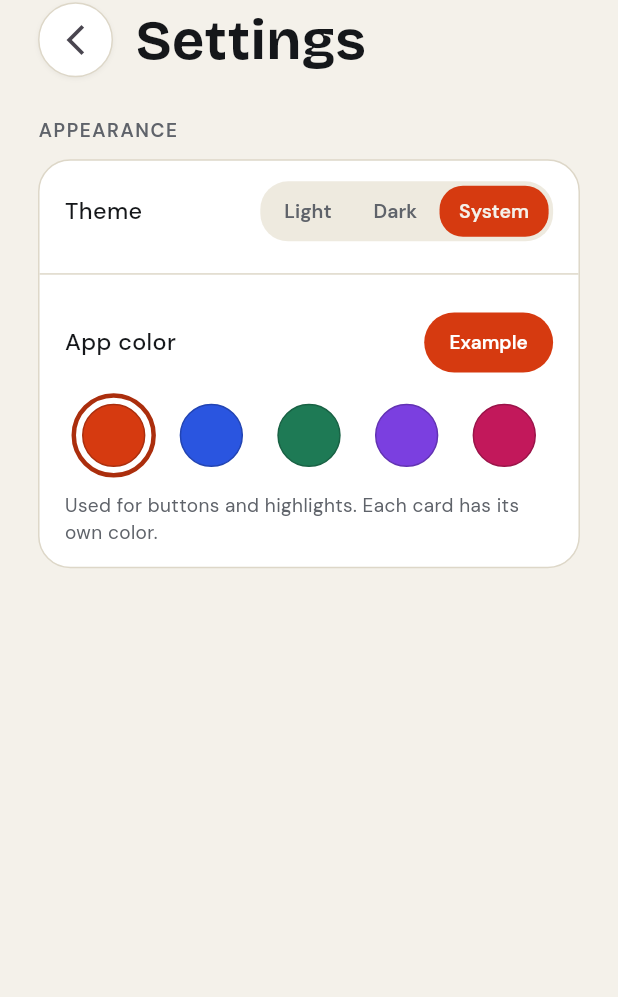
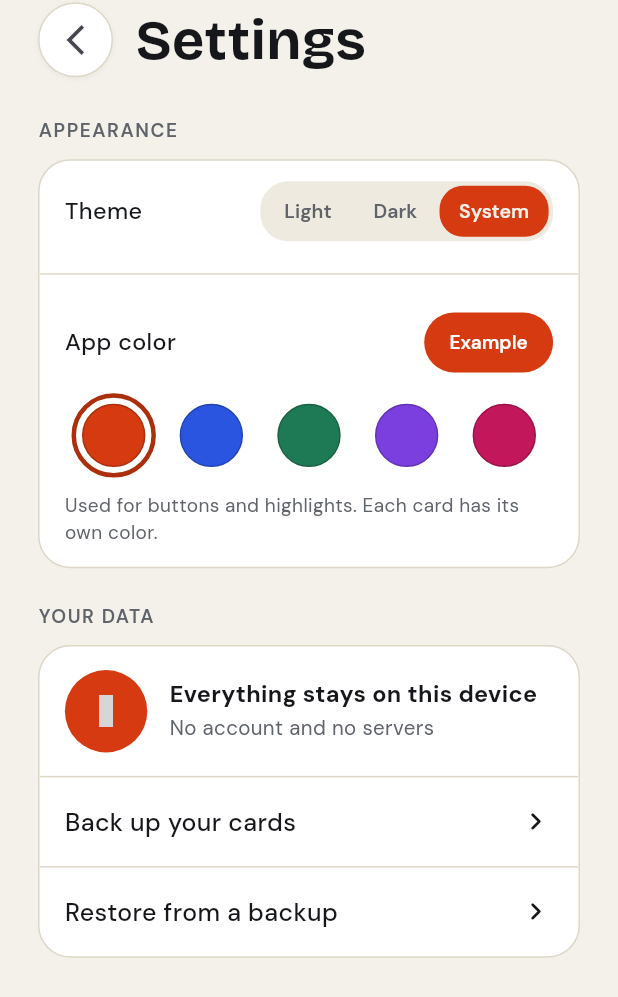
Before and after one commit to Ziad-Yaseen/business_card, a Flutter app: the SettingsView screen opened by its route, on a phone screen of 412 x 824 dp. Shown: the top 997 px of the screen. Run offline on Flutter 3.47's test engine with Material 3 defaults, Android fonts, the phone set to English and light mode, and no system bars; our stand-ins replace equatable, flutter_bloc, flutter_screenutil, gap, go_router, google_fonts and 7 more; missing offline and left inert: mobile_scanner; accounts and stored records are empty; grey boxes are pictures that could not be loaded.

Commit message:
backup and restore feature(change compile sdk to 37)

```diff
--- /dev/null
+++ b/lib/core/helpers/backup_service.dart
@@ -0,0 +1,100 @@
+import 'dart:convert';
+import 'dart:io';
+
+import 'package:business_card/core/repositories/card_repositories.dart';
+import 'package:business_card/data/models/card_model.dart';
+import 'package:business_card/data/models/saved_contact.dart';
+import 'package:permission_handler/permission_handler.dart';
+
+enum BackupStatus { ok, noPermission, notFound, invalid, failed }
+
+class BackupResult {
+  const BackupResult(this.status, [this.count = 0]);
+
+  final BackupStatus status;
+
+  final int count;
+}
+
+class BackupService {
+  BackupService(this._repository);
+
+  final CardsRepository _repository;
+
+  static const fileName = 'card_backup.json';
+  static final File _file = File('/storage/emulated/0/Download/$fileName');
+
+  Future<bool> _ensurePermission() async {
+    if (!Platform.isAndroid) return false;
+    var status = await Permission.manageExternalStorage.request();
+    if (status.isGranted) return true;
+    status = await Permission.storage.request();
+    return status.isGranted;
+  }
+
+  Future<BackupResult> backup() async {
+    if (!await _ensurePermission()) {
+      return const BackupResult(BackupStatus.noPermission);
+    }
+    try {
+      final items = await _repository.getAllForBackup();
+      final data = {
+        'app': 'card',
+        'version': 1,
+        'createdAt': DateTime.now().toIso8601String(),
+        'cards': [
+          for (final i in items)
+            {...i.card.toJson(), 'savedAt': i.savedAt.millisecondsSinceEpoch},
+        ],
+      };
+      if (await _file.exists()) await _file.delete();
+      await _file.writeAsString(jsonEncode(data), flush: true);
+      return BackupResult(BackupStatus.ok, items.length);
+    } catch (_) {
+      return const BackupResult(BackupStatus.failed);
+    }
+  }
+
+  Future<BackupResult> restore() async {
+    if (!await _ensurePermission()) {
+      return const BackupResult(BackupStatus.noPermission);
+    }
+    try {
+      if (!await _file.exists()) {
+        return const BackupResult(BackupStatus.notFound);
+      }
+
+      final raw = jsonDecode(await _file.readAsString());
+      if (raw is! Map || raw['app'] != 'card' || raw['cards'] is! List) {
+        return const BackupResult(BackupStatus.invalid);
+      }
+
+      final list = raw['cards'] as List;
+      final items = <SavedContact>[];
+      for (final e in list) {
+        try {
+          final map = Map<String, dynamic>.from(e as Map);
+          final card = CardModel.fromJson(map);
+          final millis =
+              map['savedAt'] as int? ?? DateTime.now().millisecondsSinceEpoch;
+          items.add(
+            SavedContact(
+              card: card,
+              savedAt: DateTime.fromMillisecondsSinceEpoch(millis),
+            ),
+          );
+        } catch (_) {}
+      }
+      if (items.isEmpty && list.isNotEmpty) {
+        return const BackupResult(BackupStatus.invalid);
+      }
+
+      await _repository.restoreAll(items);
+      return BackupResult(BackupStatus.ok, items.length);
+    } on FormatException {
+      return const BackupResult(BackupStatus.invalid);
+    } catch (_) {
+      return const BackupResult(BackupStatus.failed);
+    }
+  }
+}
--- a/lib/core/repositories/card_repositories.dart
+++ b/lib/core/repositories/card_repositories.dart
@@ -12,6 +12,8 @@ class CardsRepository {
   Future<List<CardModel>> getMyCards() => _dao.getAll(mine: true);
   Future<List<CardModel>> getContacts() => _dao.getAll(mine: false);
   Future<List<SavedContact>> getRecentContacts() => _dao.getRecentContacts();
+  Future<List<SavedContact>> getAllForBackup() => _dao.getAllWithDates();
+  Future<void> restoreAll(List<SavedContact> items) => _dao.restoreAll(items);
   Future<CardModel?> getById(String id) => _dao.getById(id);
 
   Future<void> save(CardModel card) => _dao.save(card);
--- a/lib/features/main_layout/cubit/cards_cubit.dart
+++ b/lib/features/main_layout/cubit/cards_cubit.dart
@@ -1,3 +1,4 @@
+import 'package:business_card/core/helpers/backup_service.dart';
 import 'package:business_card/core/helpers/card_dao.dart';
 import 'package:business_card/core/helpers/database_helper.dart';
 import 'package:business_card/core/repositories/card_repositories.dart';
@@ -10,6 +11,8 @@ class CardsCubit extends Cubit<CardsStates> {
   final CardsRepository repository = CardsRepository(
     CardsDao(DatabaseHelper.instance),
   );
+
+  late final BackupService _backup = BackupService(repository);
 
   int numberOfCards = 0;
 
@@ -48,4 +51,12 @@ class CardsCubit extends Cubit<CardsStates> {
       save(card.copyWith(id: CardsRepository.newId()));
 
   Future<CardModel?> byId(String id) => repository.getById(id);
+
+  Future<BackupResult> backup() => _backup.backup();
+
+  Future<BackupResult> restore() async {
+    final result = await _backup.restore();
+    if (result.status == BackupStatus.ok) await getCards();
+    return result;
+  }
 }
--- a/lib/features/settings/screens/settings_view.dart
+++ b/lib/features/settings/screens/settings_view.dart
@@ -1,5 +1,6 @@
 import 'package:business_card/features/settings/widgets/apperiance_widget.dart';
 import 'package:business_card/features/settings/widgets/settings_app_bar.dart';
+import 'package:business_card/features/settings/widgets/your_data_widget.dart';
 import 'package:flutter_screenutil/flutter_screenutil.dart';
 import 'package:gap/gap.dart';
 import 'package:material_ui/material_ui.dart';
@@ -21,7 +22,18 @@ class SettingsView extends StatelessWidget {
             children: [
               const SettingsAppBar(),
               Gap(26.h),
-              const ApperianceWidget(),
+              Expanded(
+                child: SingleChildScrollView(
+                  child: Column(
+                    children: [
+                      const ApperianceWidget(),
+                      Gap(24.h),
+                      const YourDataWidget(),
+                      Gap(24.h),
+                    ],
+                  ),
+                ),
+              ),
             ],
           ),
         ),
--- /dev/null
+++ b/lib/features/settings/widgets/your_data_widget.dart
@@ -0,0 +1,199 @@
+import 'package:business_card/core/components/../constants/app_colors.dart';
+import 'package:business_card/core/cubit/theme_cubit.dart';
+import 'package:business_card/core/cubit/theme_state.dart';
+import 'package:business_card/core/helpers/backup_service.dart';
+import 'package:business_card/core/helpers/theme_extension.dart';
+import 'package:business_card/features/main_layout/cubit/cards_cubit.dart';
+import 'package:business_card/features/settings/widgets/settings_item.dart';
+import 'package:flutter_bloc/flutter_bloc.dart';
+import 'package:flutter_screenutil/flutter_screenutil.dart';
+import 'package:gap/gap.dart';
+import 'package:google_fonts/google_fonts.dart';
+import 'package:iconsax/iconsax.dart';
+import 'package:material_ui/material_ui.dart';
+import 'package:permission_handler/permission_handler.dart';
+
+class YourDataWidget extends StatefulWidget {
+  const YourDataWidget({super.key});
+
+  @override
+  State<YourDataWidget> createState() => _YourDataWidgetState();
+}
+
+class _YourDataWidgetState extends State<YourDataWidget> {
+  bool _busy = false;
+
+  Future<void> _run(
+    Future<BackupResult> Function(CardsCubit) action,
+    bool isBackup,
+  ) async {
+    if (_busy) return;
+    final cubit = context.read<CardsCubit>();
+    final messenger = ScaffoldMessenger.of(context);
+    setState(() => _busy = true);
+
+    final result = await action(cubit);
+
+    if (mounted) setState(() => _busy = false);
+
+    String text;
+    SnackBarAction? snackAction;
+    switch (result.status) {
+      case BackupStatus.ok:
+        text = isBackup
+            ? 'Backup saved to Downloads (${result.count} cards)'
+            : 'Restored ${result.count} cards';
+      case BackupStatus.noPermission:
+        text = 'Allow access to all files to use backups';
+        snackAction = const SnackBarAction(
+          label: 'Settings',
+          onPressed: openAppSettings,
+        );
+      case BackupStatus.notFound:
+        text = 'No backup found in Downloads';
+      case BackupStatus.invalid:
+        text = 'The backup file is not valid';
+      case BackupStatus.failed:
+        text = isBackup ? 'Could not create the backup' : 'Could not restore';
+    }
+
+    messenger
+      ..hideCurrentSnackBar()
+      ..showSnackBar(SnackBar(content: Text(text), action: snackAction));
+  }
+
+  @override
+  Widget build(BuildContext context) {
+    return SettingsItem(
+      text: 'YOUR DATA',
+      child: ClipRRect(
+        borderRadius: BorderRadius.circular(21.r),
+        child: Column(
+          children: [
+            const _Header(),
+            Divider(height: 1, color: AppAccent.stroke(context)),
+            _ActionRow(
+              label: 'Back up your cards',
+              busy: _busy,
+              onTap: () => _run((c) => c.backup(), true),
+            ),
+            Divider(height: 1, color: AppAccent.stroke(context)),
+            _ActionRow(
+              label: 'Restore from a backup',
+              busy: _busy,
+              onTap: () => _run((c) => c.restore(), false),
+            ),
+          ],
+        ),
+      ),
+    );
+  }
+}
+
+class _Header extends StatelessWidget {
+  const _Header();
+
+  @override
+  Widget build(BuildContext context) {
+    return Padding(
+      padding: EdgeInsets.symmetric(horizontal: 16.w, vertical: 16.h),
+      child: Row(
+        children: [
+          BlocBuilder<ThemeCubit, ThemeState>(
+            builder: (context, state) {
+              final preset = AppAccent.presets[state.colorIndex];
+              return Container(
+                width: 52.w,
+                height: 52.w,
+                decoration: BoxDecoration(
+                  shape: BoxShape.circle,
+                  color: context.isDark ? preset.dark : preset.light,
+                ),
+                child: Icon(
+                  Iconsax.lock,
+                  size: 22.sp,
+                  color: AppAccent.primaryText3(context),
+                ),
+              );
+            },
+          ),
+          Gap(14.w),
+          Expanded(
+            child: Column(
+              crossAxisAlignment: CrossAxisAlignment.start,
+              children: [
+                Text(
+                  'Everything stays on this device',
+                  style: GoogleFonts.dmSans(
+                    fontSize: 16.sp,
+                    fontWeight: FontWeight.w700,
+                    color: AppAccent.primaryText(context),
+                  ),
+                ),
+                Gap(2.h),
+                Text(
+                  'No account and no servers',
+                  style: GoogleFonts.dmSans(
+                    fontSize: 14.sp,
+                    color: AppAccent.secoundaryText(context),
+                  ),
+                ),
+              ],
+            ),
+          ),
+        ],
+      ),
+    );
+  }
+}
+
+class _ActionRow extends StatelessWidget {
+  const _ActionRow({
+    required this.label,
+    required this.busy,
+    required this.onTap,
+  });
+
+  final String label;
+  final bool busy;
+  final VoidCallback onTap;
+
+  @override
+  Widget build(BuildContext context) {
+    return Material(
+      color: Colors.transparent,
+      child: InkWell(
+        onTap: busy ? null : onTap,
+        child: Padding(
+          padding: EdgeInsets.symmetric(horizontal: 16.w, vertical: 18.h),
+          child: Row(
+            children: [
+              Expanded(
+                child: Text(
+                  label,
+                  style: GoogleFonts.dmSans(
+                    fontSize: 17.sp,
+                    fontWeight: FontWeight.w500,
+                    color: AppAccent.primaryText(context),
+                  ),
+                ),
+              ),
+              if (busy)
+                SizedBox(
+                  width: 18.w,
+                  height: 18.w,
+                  child: const CircularProgressIndicator(strokeWidth: 2),
+                )
+              else
+                Icon(
+                  Icons.chevron_right_rounded,
+                  size: 24.sp,
+                  color: AppAccent.primaryText(context),
+                ),
+            ],
+          ),
+        ),
+      ),
+    );
+  }
+}
```
Also changed, not shown: lib/core/helpers/card_dao.dart (+35 -6 lines), 1 other file.
